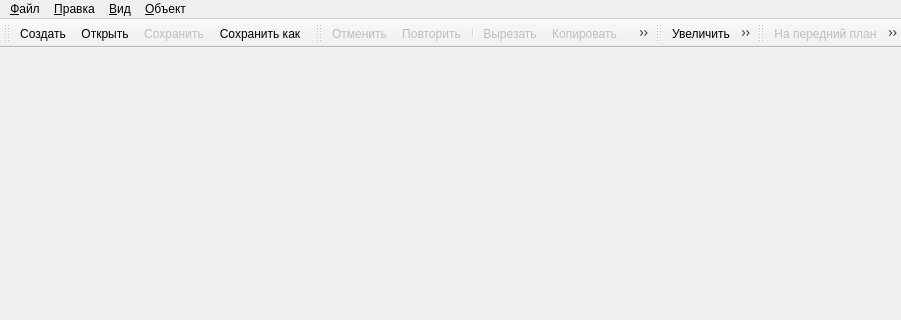
First picture: the form in ui/main_window.ui, repository ermachkov/GUI-Creator, before the edit; both pictures show x 0 to 901 and y 0 to 320 of the 901 by 612 pixel window.
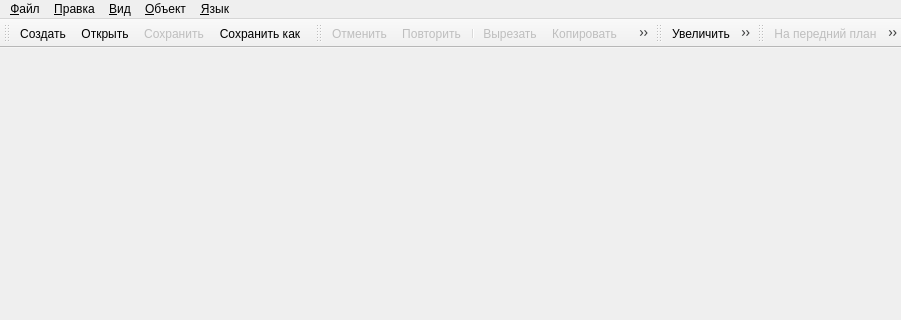
Second picture: the form after the edit. Icons and pictures are not drawn.

Diff of the .ui file:
```diff
--- a/ui/main_window.ui
+++ b/ui/main_window.ui
@@ -98,10 +98,16 @@
     <addaction name="mMoveUpAction"/>
     <addaction name="mMoveDownAction"/>
    </widget>
+   <widget class="QMenu" name="mLanguageMenu">
+    <property name="title">
+     <string>&amp;Язык</string>
+    </property>
+   </widget>
    <addaction name="mFileMenu"/>
    <addaction name="mEditMenu"/>
    <addaction name="mViewMenu"/>
    <addaction name="mObjectMenu"/>
+   <addaction name="mLanguageMenu"/>
   </widget>
   <widget class="QStatusBar" name="mStatusBar"/>
   <widget class="QToolBar" name="mFileToolBar">
```
